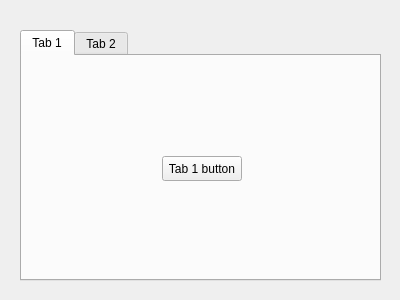
Qt form QtWidges/qTabWidgetDemo/widget.ui (eduardorasgado/RoadtoQt5) before a commit.
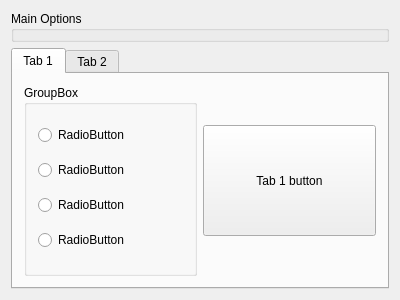
The same form after that commit.

Commit message: tab 1 ui elements

The edit to the form file:
```diff
--- a/QtWidges/qTabWidgetDemo/widget.ui
+++ b/QtWidges/qTabWidgetDemo/widget.ui
@@ -13,15 +13,18 @@
   <property name="windowTitle">
    <string>Widget</string>
   </property>
+  <layout class="QHBoxLayout" name="horizontalLayout_2">
+   <item>
+    <layout class="QVBoxLayout" name="verticalLayout_3">
+     <item>
+      <widget class="QGroupBox" name="groupBox_2">
+       <property name="title">
+        <string>Main Options</string>
+       </property>
+      </widget>
+     </item>
+     <item>
   <widget class="QTabWidget" name="tabWidget">
-   <property name="geometry">
-    <rect>
-     <x>20</x>
-     <y>30</y>
-     <width>361</width>
-     <height>251</height>
-    </rect>
-   </property>
    <property name="currentIndex">
     <number>0</number>
    </property>
@@ -29,19 +32,94 @@
     <attribute name="title">
      <string>Tab 1</string>
     </attribute>
+        <layout class="QHBoxLayout" name="horizontalLayout">
+         <item>
+          <widget class="QGroupBox" name="groupBox">
+           <property name="title">
+            <string>GroupBox</string>
+           </property>
+           <layout class="QVBoxLayout" name="verticalLayout">
+            <item>
+             <widget class="QRadioButton" name="radioButton">
+              <property name="text">
+               <string>RadioButton</string>
+              </property>
+             </widget>
+            </item>
+            <item>
+             <widget class="QRadioButton" name="radioButton_2">
+              <property name="text">
+               <string>RadioButton</string>
+              </property>
+             </widget>
+            </item>
+            <item>
+             <widget class="QRadioButton" name="radioButton_3">
+              <property name="text">
+               <string>RadioButton</string>
+              </property>
+             </widget>
+            </item>
+            <item>
+             <widget class="QRadioButton" name="radioButton_4">
+              <property name="text">
+               <string>RadioButton</string>
+              </property>
+             </widget>
+            </item>
+           </layout>
+          </widget>
+         </item>
+         <item>
+          <layout class="QVBoxLayout" name="verticalLayout_2">
+           <item>
+            <spacer name="verticalSpacer">
+             <property name="orientation">
+              <enum>Qt::Vertical</enum>
+             </property>
+             <property name="sizeType">
+              <enum>QSizePolicy::Minimum</enum>
+             </property>
+             <property name="sizeHint" stdset="0">
+              <size>
+               <width>20</width>
+               <height>40</height>
+              </size>
+             </property>
+            </spacer>
+           </item>
+           <item>
     <widget class="QPushButton" name="pushButton">
-     <property name="geometry">
-      <rect>
-       <x>140</x>
-       <y>100</y>
-       <width>80</width>
-       <height>25</height>
-      </rect>
+             <property name="sizePolicy">
+              <sizepolicy hsizetype="Minimum" vsizetype="Expanding">
+               <horstretch>0</horstretch>
+               <verstretch>2</verstretch>
+              </sizepolicy>
      </property>
      <property name="text">
       <string>Tab 1 button</string>
      </property>
     </widget>
+           </item>
+           <item>
+            <spacer name="verticalSpacer_2">
+             <property name="orientation">
+              <enum>Qt::Vertical</enum>
+             </property>
+             <property name="sizeType">
+              <enum>QSizePolicy::Minimum</enum>
+             </property>
+             <property name="sizeHint" stdset="0">
+              <size>
+               <width>20</width>
+               <height>40</height>
+              </size>
+             </property>
+            </spacer>
+           </item>
+          </layout>
+         </item>
+        </layout>
    </widget>
    <widget class="QWidget" name="tab_2">
     <attribute name="title">
@@ -62,6 +140,10 @@
     </widget>
    </widget>
   </widget>
+     </item>
+    </layout>
+   </item>
+  </layout>
  </widget>
  <layoutdefault spacing="6" margin="11"/>
  <resources/>
```
Left out of the diff: 4 changed lines with no effect on the pictures. Lines whose indentation alone changed are shown as unchanged.
